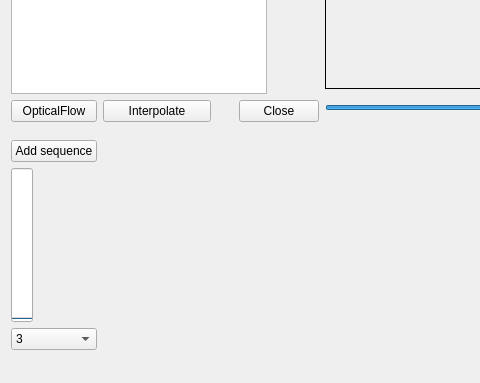
Qt form test1/mainwindow.ui (ciolben/asmv) before a commit; both pictures show x 0 to 480 and y 194 to 577 of the 833 by 577 pixel window.
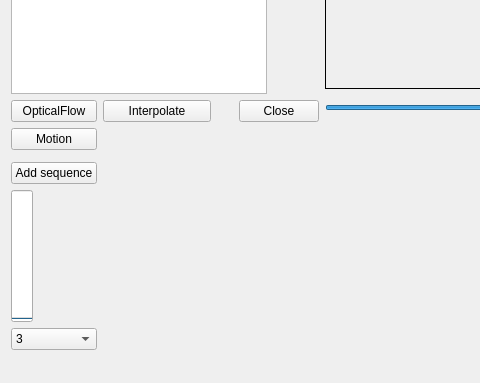
The same form after that commit. Custom widgets are drawn as their Qt base class.

Patch:
```diff
--- a/test1/mainwindow.ui
+++ b/test1/mainwindow.ui
@@ -378,6 +378,13 @@
       </property>
      </widget>
     </item>
+    <item row="8" column="0">
+     <widget class="QPushButton" name="btMotion">
+      <property name="text">
+       <string>Motion</string>
+      </property>
+     </widget>
+    </item>
    </layout>
   </widget>
   <widget class="QMenuBar" name="menuBar">
```
